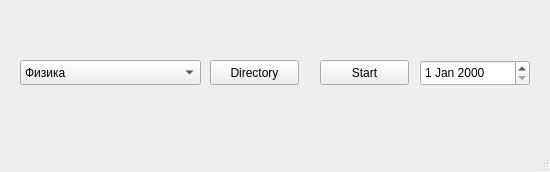
Old version of the form img-to-pdf/mainwindow.ui in the repository Djivs/img-to-pdf.
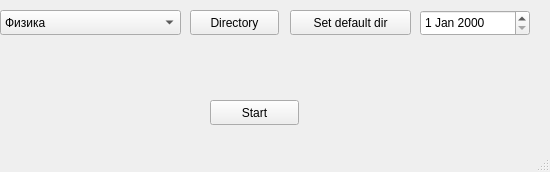
New version of the form.

Commit message: ✨ Set default dir

```diff
--- a/img-to-pdf/mainwindow.ui
+++ b/img-to-pdf/mainwindow.ui
@@ -17,8 +17,8 @@
    <widget class="QComboBox" name="subjBox">
     <property name="geometry">
      <rect>
-      <x>20</x>
-      <y>60</y>
+      <x>0</x>
+      <y>10</y>
       <width>181</width>
       <height>25</height>
      </rect>
@@ -73,7 +73,7 @@
     <property name="geometry">
      <rect>
       <x>420</x>
-      <y>60</y>
+      <y>10</y>
       <width>110</width>
       <height>26</height>
      </rect>
@@ -82,8 +82,8 @@
    <widget class="QPushButton" name="startButton">
     <property name="geometry">
      <rect>
-      <x>320</x>
-      <y>60</y>
+      <x>210</x>
+      <y>100</y>
       <width>89</width>
       <height>25</height>
      </rect>
@@ -95,8 +95,8 @@
    <widget class="QPushButton" name="dirButton">
     <property name="geometry">
      <rect>
-      <x>210</x>
-      <y>60</y>
+      <x>190</x>
+      <y>10</y>
       <width>89</width>
       <height>25</height>
      </rect>
@@ -105,6 +105,19 @@
      <string>Directory</string>
     </property>
    </widget>
+   <widget class="QPushButton" name="setDefDirButton">
+    <property name="geometry">
+     <rect>
+      <x>290</x>
+      <y>10</y>
+      <width>121</width>
+      <height>25</height>
+     </rect>
+    </property>
+    <property name="text">
+     <string>Set default dir</string>
+    </property>
+   </widget>
   </widget>
   <widget class="QMenuBar" name="menubar">
    <property name="geometry">
```
The commit also changes 2 other files.
